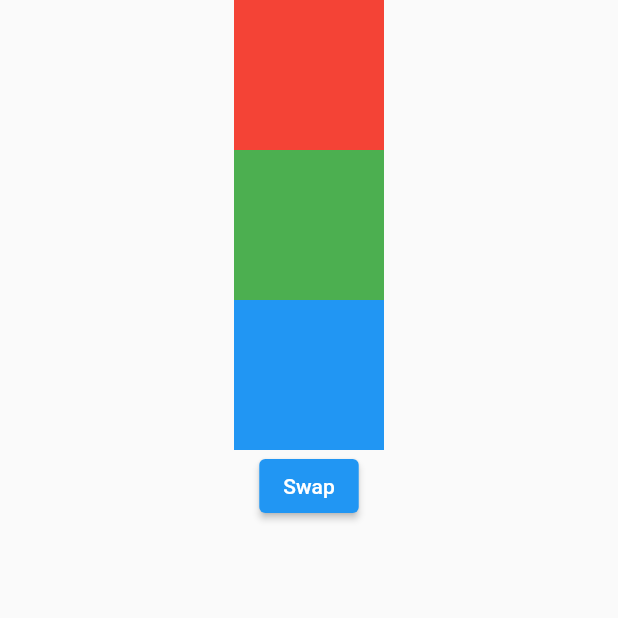
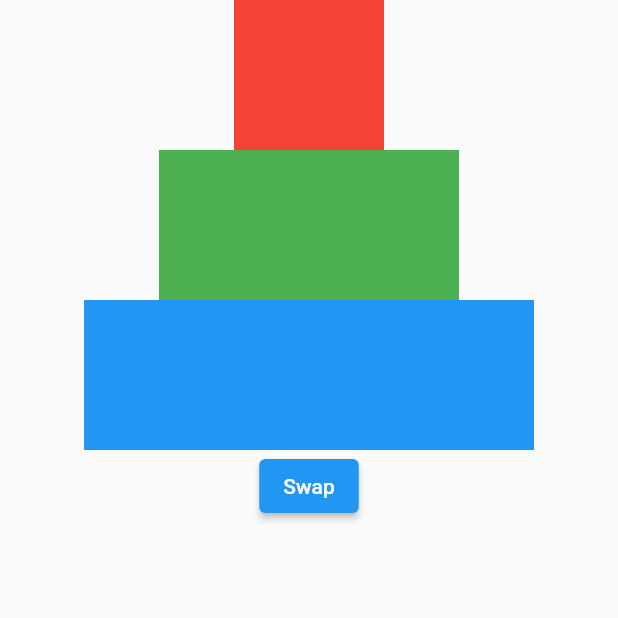
Before and after one commit to ashilkn/flutter_learn, a Flutter app: the screen it shows after launch, on a phone screen of 412 x 824 dp, the top half of it. Run offline on Flutter 3.47's test engine with Material 2 defaults, Android fonts, the phone set to English and light mode, and no system bars.

Commit message:
The widget with a key will have to create a new element and renderObject

```diff
--- a/lib/main.dart
+++ b/lib/main.dart
@@ -35,13 +35,14 @@ class _MyHomePageState extends State<MyHomePage> {
       // key: UniqueKey(),
     ),
     Container(
-      width: 100,
+      key: const ValueKey("Container"),
+      width: 200,
       height: 100,
       color: Colors.green,
       // key: UniqueKey(),
     ),
     Container(
-      width: 100,
+      width: 300,
       height: 100,
       color: Colors.blue,
       // key: UniqueKey(),
@@ -49,20 +50,20 @@ class _MyHomePageState extends State<MyHomePage> {
   ];
   final listB = [
     Container(
-      width: 120,
-      height: 100,
+      width: 100,
+      height: 120,
       color: Colors.red,
       // key: UniqueKey(),
     ),
     Container(
-      width: 120,
-      height: 100,
+      width: 200,
+      height: 120,
       color: Colors.green,
       // key: UniqueKey(),
     ),
     Container(
-      width: 120,
-      height: 100,
+      width: 300,
+      height: 120,
       color: Colors.blue,
       // key: UniqueKey(),
     ),
```
